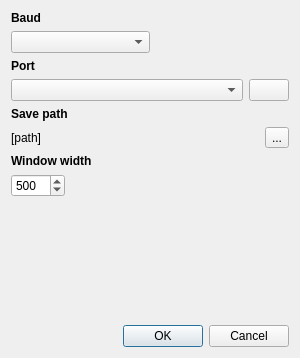
This is ui/settings_dlg.ui in antgon/microdaq as Qt 5 draws it before an edit. The edited form follows.
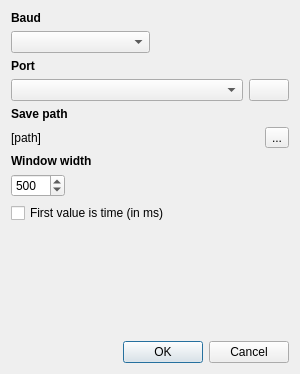
This is the edited form. Icons and pictures are not drawn.

Commit message:
Added option to use the first signal as x values
An new option in settings allows to select the first set of samples
as x values. This way the microcontroller can send time information
together with the samples.

```diff
--- a/ui/settings_dlg.ui
+++ b/ui/settings_dlg.ui
@@ -7,7 +7,7 @@
     <x>0</x>
     <y>0</y>
     <width>300</width>
-    <height>358</height>
+    <height>374</height>
    </rect>
   </property>
   <property name="windowTitle">
@@ -188,6 +188,16 @@
      </item>
     </layout>
    </item>
+   <item>
+    <widget class="QCheckBox" name="firstIsXcheckBox">
+     <property name="toolTip">
+      <string>The first input value is time in milliseconds</string>
+     </property>
+     <property name="text">
+      <string>First value is time (in ms)</string>
+     </property>
+    </widget>
+   </item>
    <item>
     <spacer name="verticalSpacer_4">
      <property name="orientation">
```
The commit also changes 2 other files.
